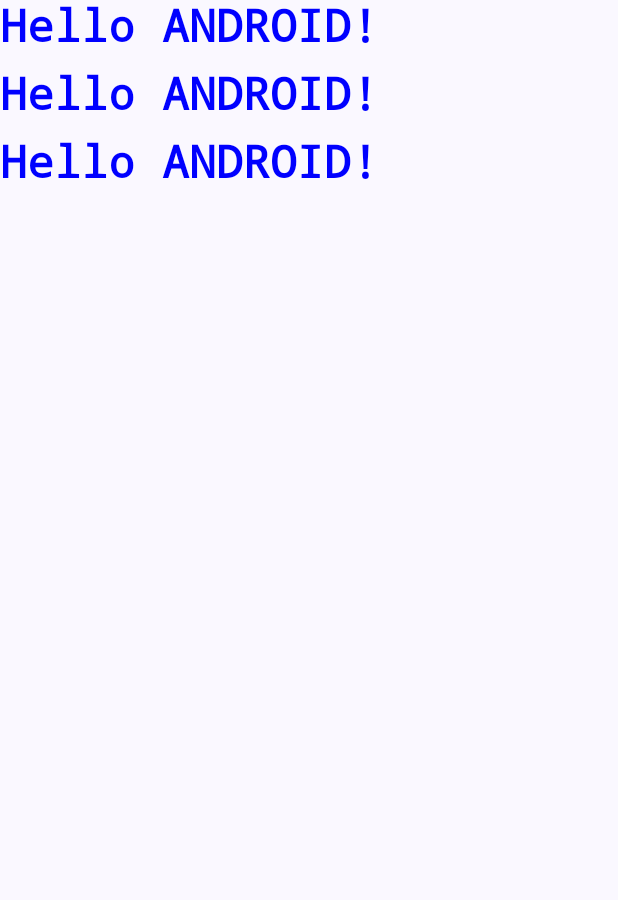
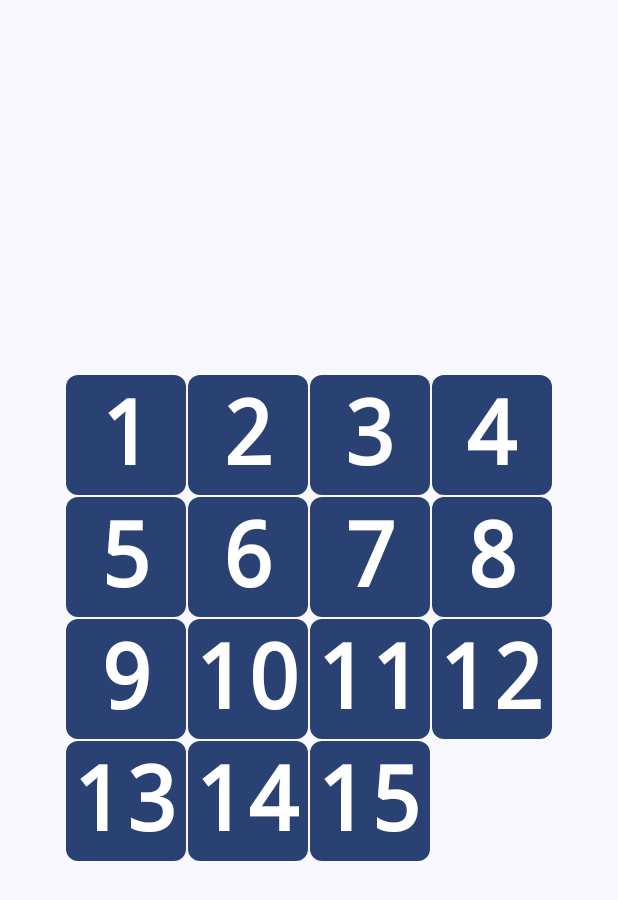
Before and after one commit to AButrym/ua5330, an Android app built with Jetpack Compose: the screen it shows after launch (MainActivity), on a phone screen of 412 x 824 dp. Shown: the top 900 px of the screen. Run offline under Robolectric (Android 15) with nearby library versions, the phone set to English and light mode, and no system bars.

Commit message:
Refactor and prepare structure for FifteenPuzzle Game

```diff
--- a/app/src/main/java/com/example/myapplication/MainActivity.kt
+++ b/app/src/main/java/com/example/myapplication/MainActivity.kt
@@ -30,6 +30,8 @@ import androidx.compose.ui.tooling.preview.Preview
 import androidx.compose.ui.unit.dp
 import androidx.compose.ui.unit.em
 import androidx.compose.ui.unit.sp
+import com.example.myapplication.engine.finalBoard
+import com.example.myapplication.ui.FifteenPuzzleScreen
 import com.example.myapplication.ui.theme.MyApplicationTheme
 
 class MainActivity : ComponentActivity() {
@@ -37,10 +39,12 @@ class MainActivity : ComponentActivity() {
         super.onCreate(savedInstanceState)
         enableEdgeToEdge()
         setContent {
+            val board = finalBoard
+
             MyApplicationTheme {
                 Scaffold(modifier = Modifier.fillMaxSize()) { innerPadding ->
-                    Greeting(
-                        name = "Android",
+                    FifteenPuzzleScreen(
+                        board,
                         modifier = Modifier.padding(innerPadding)
                     )
                 }
@@ -48,104 +52,3 @@ class MainActivity : ComponentActivity() {
         }
     }
 }
-
-
-@Composable
-fun Tile(n: Int) {
-    val isBlank = n == 16
-    val text = if (isBlank) "" else n.toString()
-    val alpha = if (isBlank) 0f else 1f
-    Button(
-        onClick = {},
-        shape = MaterialTheme.shapes.small,
-        modifier = Modifier
-            .size(80.dp)
-            .alpha(alpha),
-        contentPadding = PaddingValues.Zero
-    ) {
-        Text(
-            text = text,
-            fontSize = 60.sp,
-            fontFamily = FontFamily.Monospace,
-            fontWeight = FontWeight.Black
-        )
-    }
-}
-
-@Composable
-fun Grid(board: Array<IntArray>) {
-    Column(verticalArrangement = spacedBy(1.dp)) {
-        for (row in board) {
-            Row(horizontalArrangement = spacedBy(1.dp)) {
-                for (n in row) {
-                    Tile(n)
-                }
-            }
-        }
-    }
-}
-
-@Preview(showBackground = true)
-@Composable
-fun GridPreview() {
-    val COLS = 4
-    val board = Array(4) { r ->
-        IntArray(4) { c -> r * COLS + c + 1 }
-    }
-    Grid(board)
-}
-
-
-@Preview(showBackground = true)
-@Composable
-fun TilePreview12() {
-    Tile(12)
-}
-
-@Preview(showBackground = true)
-@Composable
-fun TilePreview1() {
-    Tile(1)
-}
-
-@Preview(showBackground = true)
-@Composable
-fun TilePreviewBlank() {
-    Tile(16)
-}
-
-@Composable
-fun Greeting(name: String, modifier: Modifier = Modifier) {
-    Text(
-        text = "Hello ${name.uppercase()}!\nHello ${name.uppercase()}!\nHello ${name.uppercase()}!",
-        color = Color.Blue,
-        style = TextStyle(
-            color = Color.Red,
-            fontSize = 30.sp,
-            lineHeight = 1.5.em,
-            fontWeight = FontWeight.Black,
-            fontFamily = FontFamily.Monospace
-        ),
-        modifier = modifier
-    )
-}
-
-@Composable
-fun Counter() {
-    var a by remember { mutableStateOf(2) }
-    Column {
-        Text(text = "Counter: $a")
-        Button(onClick = {
-            a++
-        }) {
-            Text(text = "Increment")
-        }
-    }
-}
-
-
-@Preview(showBackground = true)
-@Composable
-fun GreetingPreview() {
-    Counter()
-}
--- /dev/null
+++ b/app/src/main/java/com/example/myapplication/engine/FifteenPuzzleEngine.kt
@@ -0,0 +1,10 @@
+package com.example.myapplication.engine
+
+typealias Board = Array<IntArray>
+
+const val COLS = 4
+
+val finalBoard
+    get() = Array(4) { r ->
+        IntArray(4) { c -> r * COLS + c + 1 }
+    }
--- /dev/null
+++ b/app/src/main/java/com/example/myapplication/ui/FifteenPuzzleScreen.kt
@@ -0,0 +1,30 @@
+package com.example.myapplication.ui
+
+import androidx.compose.foundation.layout.Box
+import androidx.compose.foundation.layout.fillMaxSize
+import androidx.compose.runtime.Composable
+import androidx.compose.ui.Alignment
+import androidx.compose.ui.Modifier
+import androidx.compose.ui.tooling.preview.Preview
+import com.example.myapplication.engine.Board
+import com.example.myapplication.engine.finalBoard
+import com.example.myapplication.ui.component.Grid
+
+@Composable
+fun FifteenPuzzleScreen(
+    board: Board,
+    modifier: Modifier = Modifier
+) {
+    Box(
+        contentAlignment = Alignment.Center,
+        modifier = modifier.fillMaxSize()
+    ) {
+        Grid(board)
+    }
+}
+
+@Preview(showSystemUi = true, showBackground = true)
+@Composable
+fun FifteenPuzzleScreenPreview() {
+    FifteenPuzzleScreen(finalBoard)
+}
--- /dev/null
+++ b/app/src/main/java/com/example/myapplication/ui/component/Grid.kt
@@ -0,0 +1,29 @@
+package com.example.myapplication.ui.component
+
+import androidx.compose.foundation.layout.Arrangement.Absolute.spacedBy
+import androidx.compose.foundation.layout.Column
+import androidx.compose.foundation.layout.Row
+import androidx.compose.runtime.Composable
+import androidx.compose.ui.tooling.preview.Preview
+import androidx.compose.ui.unit.dp
+import com.example.myapplication.engine.Board
+import com.example.myapplication.engine.finalBoard
+
+@Composable
+fun Grid(board: Board) {
+    Column(verticalArrangement = spacedBy(1.dp)) {
+        for (row in board) {
+            Row(horizontalArrangement = spacedBy(1.dp)) {
+                for (n in row) {
+                    Tile(n)
+                }
+            }
+        }
+    }
+}
+
+@Preview(showBackground = true)
+@Composable
+fun GridPreview() {
+    Grid(finalBoard)
+}
--- /dev/null
+++ b/app/src/main/java/com/example/myapplication/ui/component/Tile.kt
@@ -0,0 +1,55 @@
+package com.example.myapplication.ui.component
+
+import androidx.compose.foundation.layout.PaddingValues
+import androidx.compose.foundation.layout.size
+import androidx.compose.material3.Button
+import androidx.compose.material3.MaterialTheme
+import androidx.compose.material3.Text
+import androidx.compose.runtime.Composable
+import androidx.compose.ui.Modifier
+import androidx.compose.ui.draw.alpha
+import androidx.compose.ui.text.font.FontFamily
+import androidx.compose.ui.text.font.FontWeight
+import androidx.compose.ui.tooling.preview.Preview
+import androidx.compose.ui.unit.dp
+import androidx.compose.ui.unit.sp
+
+@Composable
+fun Tile(n: Int) {
+    val isBlank = n == 16
+    val text = if (isBlank) "" else n.toString()
+    val alpha = if (isBlank) 0f else 1f
+    Button(
+        onClick = {},
+        shape = MaterialTheme.shapes.small,
+        modifier = Modifier
+            .size(80.dp)
+            .alpha(alpha),
+        contentPadding = PaddingValues.Zero
+    ) {
+        Text(
+            text = text,
+            fontSize = 60.sp,
+            fontFamily = FontFamily.Monospace,
+            fontWeight = FontWeight.Black
+        )
+    }
+}
+
+@Preview(showBackground = true)
+@Composable
+fun TilePreview12() {
+    Tile(12)
+}
+
+@Preview(showBackground = true)
+@Composable
+fun TilePreview1() {
+    Tile(1)
+}
+
+@Preview(showBackground = true)
+@Composable
+fun TilePreviewBlank() {
+    Tile(16)
+}
```
Also changed, not shown: app/src/main/java/com/example/myapplication/ui/component/CounterDemo.kt (added, +31 -0 lines).
